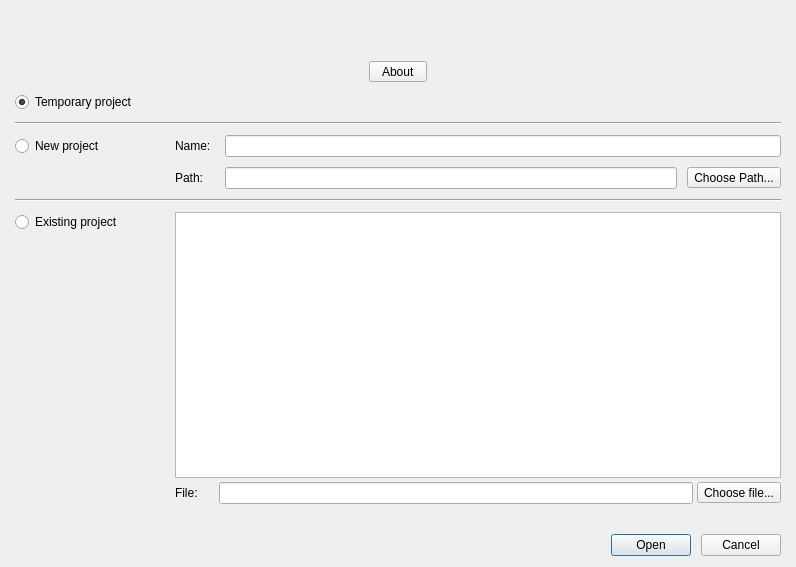
Qt form sub3suite/src/Dialogs/StartupDialog.ui (3nock/OTE) before a commit.
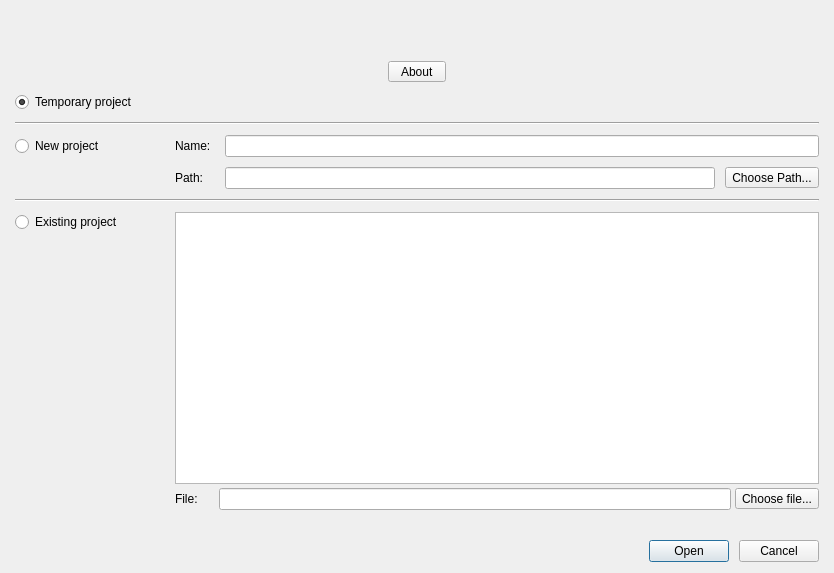
The same form after that commit.

Diff of the .ui file:
```diff
--- a/sub3suite/src/Dialogs/StartupDialog.ui
+++ b/sub3suite/src/Dialogs/StartupDialog.ui
@@ -6,8 +6,8 @@
    <rect>
     <x>0</x>
     <y>0</y>
-    <width>796</width>
-    <height>567</height>
+    <width>834</width>
+    <height>573</height>
    </rect>
   </property>
   <property name="sizePolicy">
```
